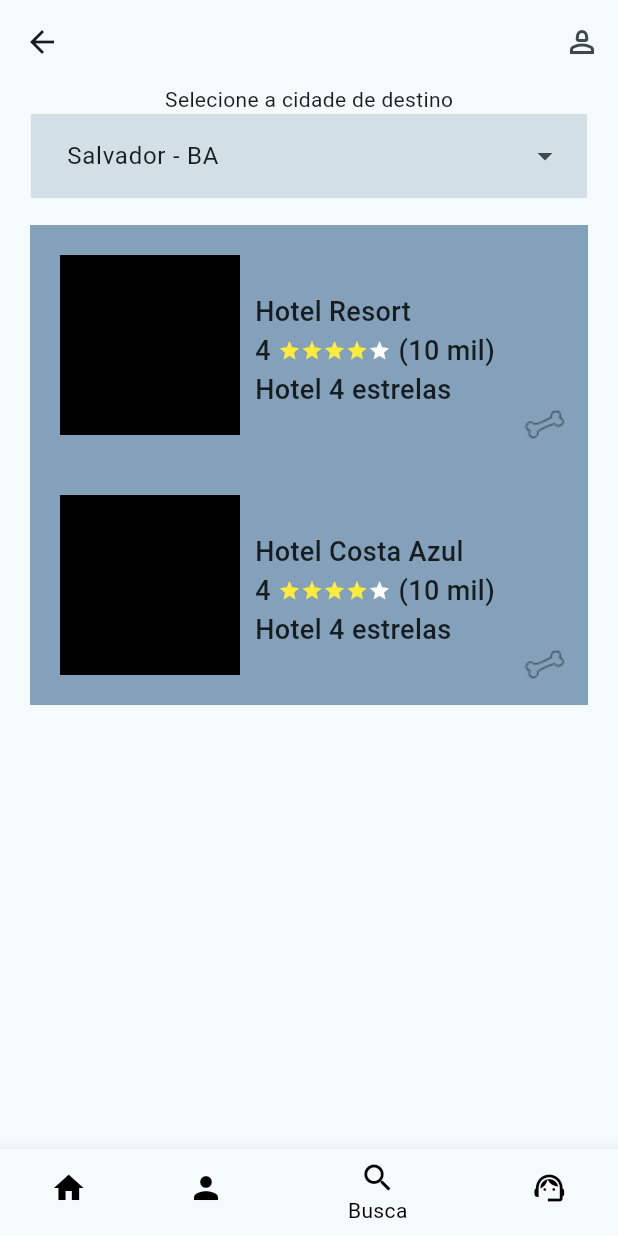
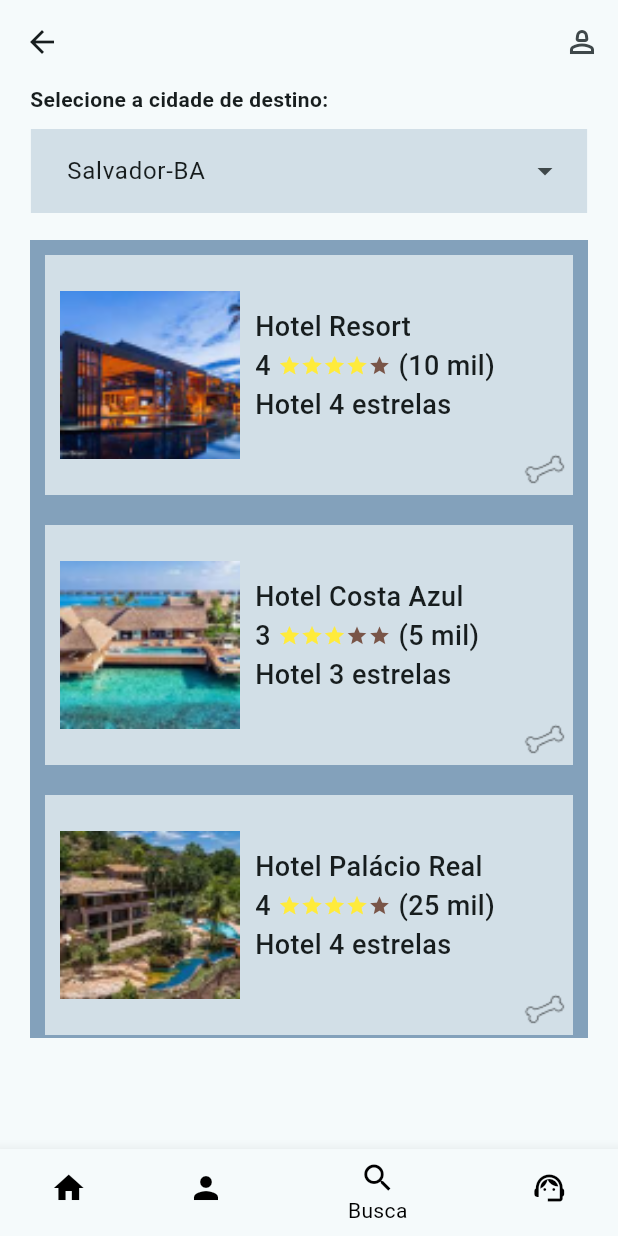
Before and after one commit to Anndrei87/FeriasPet, a Flutter app: the HostMainPage screen opened directly, item 3 of the bottom bar chosen, on a phone screen of 412 x 824 dp. Run offline on Flutter 3.47's test engine with Material 3 defaults, Android fonts, the phone set to English and light mode, and no system bars.

Commit message:
feat: search done

```diff
--- a/ferias_pet/lib/src/core/constants/constants.dart
+++ b/ferias_pet/lib/src/core/constants/constants.dart
@@ -4,17 +4,45 @@ import 'package:ferias_pet/src/core/models/profile.dart';
 class ConstantsApp {
   static List<Hotel> listMock = [
     Hotel(
-        name: 'Hotel Resort',
-        urlCapa: 'urlCapa',
-        description: 'description',
-        price: 0,
-        qtdStars: 4),
+      name: 'Hotel Resort',
+      urlCapa: 'assets/img1.png',
+      description:
+          'Lorem ipsum dolor sit amet, consectetur adipiscing elit. In eget mollis dolor. Nullam efficitur ornare suscipit. Sed in nisi erat. Cras vitae pulvinar nisl, sit amet aliquet arcu.',
+      price: 321.23,
+      qtdStars: 4,
+      qtdComents: '10 mil',
+      localization: 'Itapua, Salvador-BA',
+    ),
     Hotel(
-        name: 'Hotel Costa Azul',
-        urlCapa: 'urlCapa',
-        description: 'description',
-        price: 0,
-        qtdStars: 4)
+      name: 'Hotel Costa Azul',
+      urlCapa: 'assets/img2.png',
+      description:
+          'Lorem ipsum dolor sit amet, consectetur adipiscing elit. In eget mollis dolor. Nullam efficitur ornare suscipit. Sed in nisi erat. Cras vitae pulvinar nisl, sit amet aliquet arcu. Praesent eget enim id urna tincidunt semper consectetur vitae nisi. Vivamus interdum porta aliquam. Fusce in orci porta, imperdiet purus pellentesque, ',
+      price: 221.23,
+      qtdStars: 3,
+      qtdComents: '5 mil',
+      localization: 'Costa Azul, Salvador-BA',
+    ),
+    Hotel(
+      name: 'Hotel Palácio Real',
+      urlCapa: 'assets/img3.png',
+      description:
+          'Lorem ipsum dolor sit amet, consectetur adipiscing elit. In eget mollis dolor. Nullam efficitur ornare suscipit. Sed in nisi erat. Cras vitae pulvinar nisl, sit amet aliquet arcu. Praesent eget enim id urna tincidunt semper consectetur vitae nisi. Vivamus interdum porta aliquam. Fusce in orci porta, imperdiet purus pellentesque, finibus ligula. Donec placerat ligula sed convallis viverra. Aenean tristique malesuada diam vel pulvinar. Cras elementum erat tellus, sit amet posuere metus interdum a. Vestibulum ante ipsum primis in faucibus orci luctus et ultrices posuere cubilia curae; Etiam varius nisl eget tempus aliquam. Duis faucibus turpis egestas orci bibendum ultrices. Vestibulum semper porttitor nisi, nec euismod erat. Phasellus a porttitor diam. Suspendisse leo justo, aliquam et felis at, vehicula molestie elit.',
+      price: 0,
+      qtdStars: 4,
+      qtdComents: '25 mil',
+      localization: 'Generic, Generic',
+    ),
+    Hotel(
+      name: 'Copacabana Palace',
+      urlCapa: 'assets/img4.png',
+      description:
+          'Lorem ipsum dolor sit amet, consectetur adipiscing elit. In eget mollis dolor. Nullam efficitur ornare suscipit. Sed in nisi erat. Cras vitae pulvinar nisl, sit amet aliquet arcu. Praesent eget enim id urna tincidunt semper consectetur vitae nisi. Vivamus interdum porta aliquam. Fusce in orci porta, imperdiet purus pellentesque, finibus ligula. Donec placerat ligula sed convallis viverra. Aenean tristique malesuada diam vel pulvinar. Cras elementum erat tellus, sit amet posuere metus interdum a. Vestibulum ante ipsum primis in faucibus orci luctus et ultrices posuere cubilia curae; Etiam varius nisl eget tempus aliquam. Duis faucibus turpis egestas orci bibendum ultrices. Vestibulum semper porttitor nisi, nec euismod erat. Phasellus a porttitor diam. Suspendisse leo justo, aliquam et felis at, vehicula molestie elit.',
+      price: 0,
+      qtdStars: 5,
+      qtdComents: '35 mil',
+      localization: 'Copacabana, Rio de Janeiro-RJ',
+    )
   ];
   static const String textHome =
       'Aqui você encontra algumas dicas e considerações importantes para escolher o melhor lugar para você e seu fiel companheiro';
--- a/ferias_pet/lib/src/core/models/hotel.dart
+++ b/ferias_pet/lib/src/core/models/hotel.dart
@@ -4,8 +4,12 @@ class Hotel {
   final double price;
   final int qtdStars;
   final String urlCapa;
+  final String qtdComents;
+  final String localization;
 
   Hotel({
+    required this.localization,
+    required this.qtdComents,
     required this.name,
     required this.urlCapa,
     required this.description,
--- a/ferias_pet/lib/src/modules/initial_page.dart
+++ b/ferias_pet/lib/src/modules/initial_page.dart
@@ -29,7 +29,6 @@ class _HostMainPageState extends State<HostMainPage> {
   @override
   Widget build(BuildContext context) {
     return Consumer<AppProvider>(builder: (_, provider, __) {
-      print(provider.indexPage);
       return Scaffold(
         body: Center(
           child: _widgetOptions.elementAt(provider.indexPage),
--- a/ferias_pet/lib/src/modules/search/search_page.dart
+++ b/ferias_pet/lib/src/modules/search/search_page.dart
@@ -1,5 +1,7 @@
 import 'package:ferias_pet/src/modules/search/widgets/list_component.dart';
+import 'package:ferias_pet/src/providers/app_provider.dart';
 import 'package:flutter/material.dart';
+import 'package:provider/provider.dart';
 
 class SearchPage extends StatefulWidget {
   const SearchPage({super.key});
@@ -12,10 +14,10 @@ class _SearchPageState extends State<SearchPage> {
   @override
   Widget build(BuildContext context) {
     const List<String> list = <String>[
-      'Salvador - BA',
-      'São Paulo - SP',
-      'Rio de Janeiro - RJ',
-      'Distrito Federal - DF'
+      'Salvador-BA',
+      'São Paulo-SP',
+      'Rio de Janeiro-RJ',
+      'Distrito Federal-DF'
     ];
     return SafeArea(
         child: Scaffold(
@@ -23,15 +25,24 @@ class _SearchPageState extends State<SearchPage> {
         actions: <Widget>[
           IconButton(
             icon: const Icon(Icons.person_2_outlined),
-            onPressed: () {},
+            onPressed: () {
+              context.read<AppProvider>().setValue(1);
+            },
           ),
         ],
       ),
       body: SingleChildScrollView(
         child: Column(
           children: [
-            const Text(
-              'Selecione a cidade de destino',
+            const Align(
+              alignment: Alignment.centerLeft,
+              child: Padding(
+                padding: EdgeInsets.only(left: 20, bottom: 10),
+                child: Text(
+                  'Selecione a cidade de destino:',
+                  style: TextStyle(fontWeight: FontWeight.bold),
+                ),
+              ),
             ),
             Padding(
               padding: const EdgeInsets.only(left: 10, right: 10),
--- a/ferias_pet/lib/src/modules/search/widgets/card_result.dart
+++ b/ferias_pet/lib/src/modules/search/widgets/card_result.dart
@@ -13,55 +13,63 @@ class CardResult extends StatelessWidget {
   Widget build(BuildContext context) {
     return Stack(children: [
       Container(
-        padding: const EdgeInsets.all(20),
-        height: 160,
+        padding: const EdgeInsets.all(10),
+        height: 180,
         color: const Color(0xff83A1BB),
-        child: Center(
-          child: Container(
+        child: Container(
+          padding: const EdgeInsets.all(10),
+          color: const Color(0xffD2DFE7),
+          child: Center(
             child: Row(
               mainAxisAlignment: MainAxisAlignment.start,
               children: [
-                Container(
+                SizedBox(
                   width: 120,
                   height: 130,
-                  color: Colors.black,
+                  child: Image.asset(
+                    modelHotel.urlCapa,
+                    fit: BoxFit.contain,
+                  ),
                 ),
                 const SizedBox(
                   width: 10,
                 ),
                 Padding(
-                  padding: EdgeInsets.only(top: 25),
+                  padding: const EdgeInsets.only(top: 25),
                   child: Column(
                     crossAxisAlignment: CrossAxisAlignment.start,
                     children: [
                       Text(
                         modelHotel.name,
-                        style: TextStyle(
+                        style: const TextStyle(
                             fontSize: 18, fontWeight: FontWeight.w500),
                       ),
                       Row(
                         children: [
-                          Text('4',
-                              style: TextStyle(
+                          Text(modelHotel.qtdStars.toString(),
+                              style: const TextStyle(
                                   fontSize: 18, fontWeight: FontWeight.w500)),
-                          SizedBox(width: 5),
-                          Icon(
-                            Icons.star,
-                            color: Colors.yellow,
-                            size: 15,
+                          const SizedBox(width: 5),
+                          Row(
+                            mainAxisAlignment: MainAxisAlignment.center,
+                            children: [
+                              ...List.generate(
+                                  5,
+                                  (index) => Icon(Icons.star,
+                                      color: index < modelHotel.qtdStars
+                                          ? Colors.yellow
+                                          : Colors.brown,
+                                      size: 15)),
+                            ],
                           ),
-                          Icon(Icons.star, color: Colors.yellow, size: 15),
-                          Icon(Icons.star, color: Colors.yellow, size: 15),
-                          Icon(Icons.star, color: Colors.yellow, size: 15),
-                          Icon(Icons.star, color: Colors.white, size: 15),
-                          SizedBox(width: 5),
-                          Text('(10 mil)',
-                              style: TextStyle(
+                          const SizedBox(width: 5),
+                          Text('(${modelHotel.qtdComents.toString()})',
+                              style: const TextStyle(
                                   fontSize: 18, fontWeight: FontWeight.w500)),
                         ],
                       ),
-                      Text('Hotel 4 estrelas',
-                          style: TextStyle(
+                      Text('Hotel ${modelHotel.qtdStars.toString()} estrelas',
+                          style: const TextStyle(
                               fontSize: 18, fontWeight: FontWeight.w500)),
                     ],
                   ),
--- a/ferias_pet/lib/src/modules/search/widgets/list_component.dart
+++ b/ferias_pet/lib/src/modules/search/widgets/list_component.dart
@@ -1,4 +1,5 @@
 import 'package:ferias_pet/src/core/constants/constants.dart';
+import 'package:ferias_pet/src/modules/search/search_result.dart';
 import 'package:ferias_pet/src/modules/search/widgets/card_result.dart';
 import 'package:flutter/material.dart';
 
@@ -11,25 +12,26 @@ class ListContainerComponent extends StatelessWidget {
   Widget build(BuildContext context) {
     return Container(
         padding: const EdgeInsets.only(left: 12, right: 12, top: 10),
-        height: 500,
+        height: 550,
         child: ListView.builder(
             itemCount: ConstantsApp.listMock.length,
             scrollDirection: Axis.vertical,
             padding: const EdgeInsets.all(8),
             itemBuilder: (_, index) {
-              return CardResult(
-                modelHotel: ConstantsApp.listMock[index],
+              return GestureDetector(
+                onTap: () {
+                  Navigator.push(
+                    context,
+                    MaterialPageRoute(
+                      builder: (context) => SearchResult(
+                          modelHotel: ConstantsApp.listMock[index]),
+                    ),
+                  );
+                },
+                child: CardResult(
+                  modelHotel: ConstantsApp.listMock[index],
+                ),
               );
             }));
   }
 }
-// ListView(
-//         scrollDirection: Axis.vertical,
-//         padding: const EdgeInsets.all(8),
-//         children: const [
-//           CardResult(),
-//           CardResult(),
-//           CardResult(),
-//           CardResult(),
-//         ],
-//       ),
```
Also changed, not shown: ferias_pet/lib/src/modules/home/home_page.dart (+6 -2 lines), ferias_pet/lib/src/modules/search/search_result.dart (added, +160 -0 lines), ferias_pet/assets/img1.png (added), ferias_pet/assets/img2.png (added), ferias_pet/assets/img3.png (added), ferias_pet/assets/img4.png (added).
